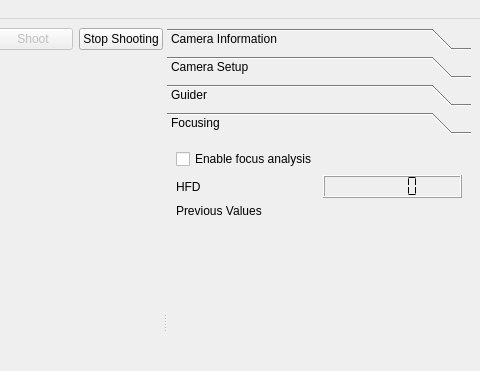
Old version of the form dslr-qt-shooter/ui/dslr_shooter_window.ui in the repository Edlward/GalaxyHunter; both pictures show x 475 to 955 and y 0 to 371 of the 955 by 903 pixel window.
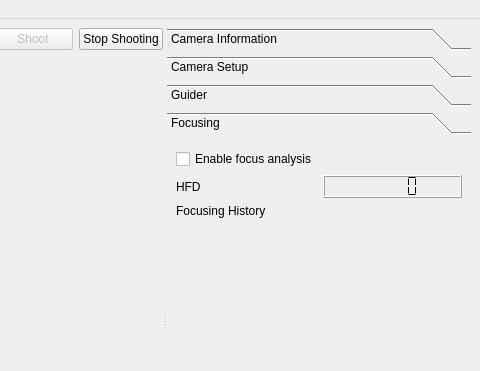
New version of the form. Custom widgets are drawn as their Qt base class.

Commit message: show focusing history

The edit to the form file:
```diff
--- a/dslr-qt-shooter/ui/dslr_shooter_window.ui
+++ b/dslr-qt-shooter/ui/dslr_shooter_window.ui
@@ -431,6 +431,14 @@
          </layout>
         </widget>
         <widget class="QWidget" name="focusing_page">
+         <property name="geometry">
+          <rect>
+           <x>0</x>
+           <y>0</y>
+           <width>306</width>
+           <height>482</height>
+          </rect>
+         </property>
          <attribute name="label">
           <string>Focusing</string>
          </attribute>
@@ -462,7 +470,7 @@
           <item row="2" column="0" colspan="2">
            <widget class="QLabel" name="label_8">
             <property name="text">
-             <string>Previous Values</string>
+             <string>Focusing History</string>
             </property>
            </widget>
           </item>
```
Left out of the diff: 12 changed lines with no effect on the pictures. The commit also changes 3 other files.
